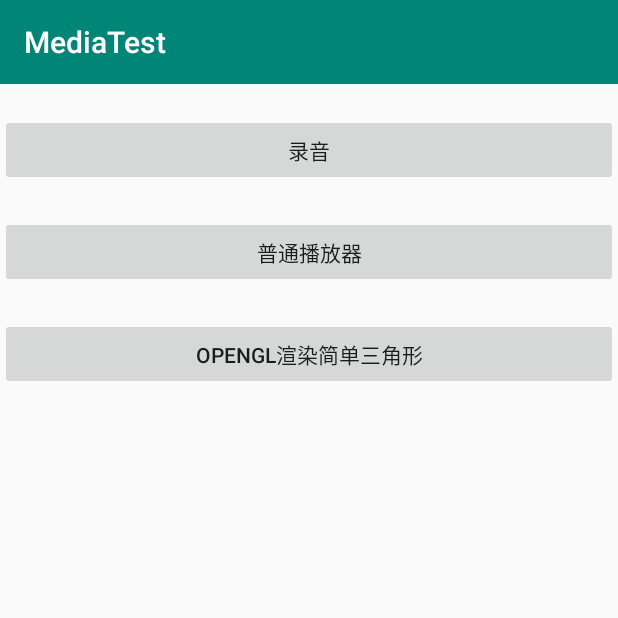
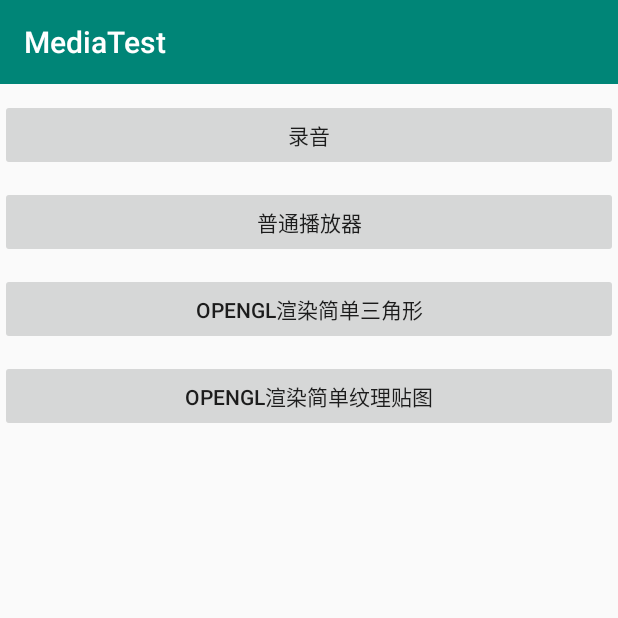
Before and after one commit to wys919591169/MediaTest, an Android app: the screen it shows after launch (MainActivity), on a phone screen of 412 x 824 dp, the top half of it. Run offline under Robolectric (Android 15) with nearby library versions, the phone set to English and light mode, and no system bars.

Commit message:
[音视频demo wys 2020-5-14] opengl渲染图片

```diff
--- a/app/src/main/res/layout/activity_main.xml
+++ b/app/src/main/res/layout/activity_main.xml
@@ -8,24 +8,31 @@
     tools:context=".ui.MainActivity">
 
     <Button
-        android:layout_marginTop="20dp"
+        android:layout_marginTop="10dp"
         android:layout_width="match_parent"
         android:layout_height="wrap_content"
         android:text="录音"
         android:onClick="clickToSound"
         />
     <Button
-        android:layout_marginTop="20dp"
+        android:layout_marginTop="10dp"
         android:layout_width="match_parent"
         android:layout_height="wrap_content"
         android:text="普通播放器"
         android:onClick="clickToSimplePlayer"
         />
     <Button
-        android:layout_marginTop="20dp"
+        android:layout_marginTop="10dp"
         android:layout_width="match_parent"
         android:layout_height="wrap_content"
         android:text="opengl渲染简单三角形"
         android:onClick="clickToSimpleRender"
         />
+    <Button
+        android:layout_marginTop="10dp"
+        android:layout_width="match_parent"
+        android:layout_height="wrap_content"
+        android:text="opengl渲染简单纹理贴图"
+        android:onClick="clickToSimplePic"
+        />
 </LinearLayout>
--- a/app/src/main/res/layout/activity_simpler_render.xml
+++ b/app/src/main/res/layout/activity_simpler_render.xml
@@ -1,5 +1,5 @@
 <?xml version="1.0" encoding="utf-8"?>
-<android.support.constraint.ConstraintLayout xmlns:android="http://schemas.android.com/apk/res/android"
+<androidx.constraintlayout.widget.ConstraintLayout xmlns:android="http://schemas.android.com/apk/res/android"
     android:layout_width="match_parent"
     android:layout_height="match_parent">
 
@@ -7,4 +7,4 @@
         android:id="@+id/gl_surface"
         android:layout_width="match_parent"
         android:layout_height="match_parent" />
-</android.support.constraint.ConstraintLayout>
+</androidx.constraintlayout.widget.ConstraintLayout>
```
Also changed, not shown: app/src/main/java/com/wys/mediatest/ui/MainActivity.kt (+8 -1 lines).
